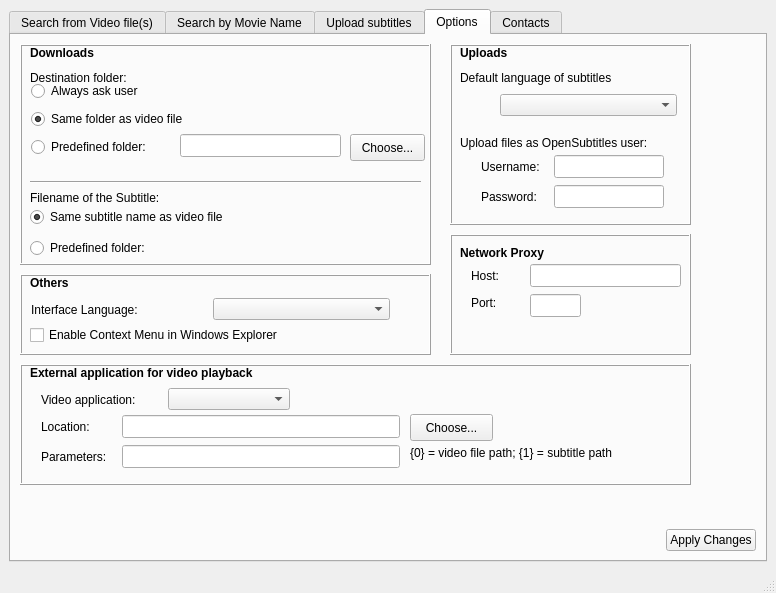
Old version of the form gui/main.ui in the repository mamboitaliano21/subdownloader.
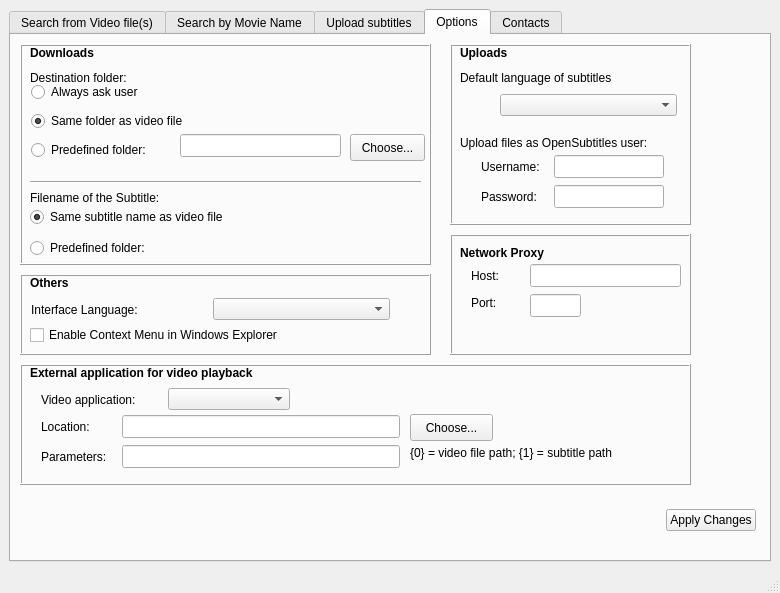
New version of the form. The open tabs and pages were chosen to show the change. Icons and pictures are not drawn. Custom widgets are drawn as their Qt base class.

Commit message: Fixed the icons for the upload buttons from the resource file.

```diff
--- a/gui/main.ui
+++ b/gui/main.ui
@@ -5,7 +5,7 @@
    <rect>
     <x>0</x>
     <y>0</y>
-    <width>776</width>
+    <width>780</width>
     <height>593</height>
    </rect>
   </property>
@@ -16,10 +16,17 @@
    <iconset>../../../.designer/backup</iconset>
   </property>
   <widget class="QWidget" name="centralwidget" >
-   <layout class="QVBoxLayout" >
+   <property name="geometry" >
+    <rect>
+     <x>0</x>
+     <y>0</y>
+     <width>780</width>
+     <height>569</height>
+    </rect>
+   </property>
+   <layout class="QVBoxLayout" name="verticalLayout" >
     <item>
-     <layout class="QVBoxLayout" />
-    </item>
+     <layout class="QVBoxLayout" >
     <item>
      <widget class="QTabWidget" name="tabs" >
       <property name="tabShape" >
@@ -729,12 +736,26 @@
        </layout>
       </widget>
       <widget class="QWidget" name="tab_5" >
+         <property name="geometry" >
+          <rect>
+           <x>0</x>
+           <y>0</y>
+           <width>756</width>
+           <height>520</height>
+          </rect>
+         </property>
        <attribute name="title" >
         <string>Options</string>
        </attribute>
-       <layout class="QVBoxLayout" >
-        <item>
          <widget class="QFrame" name="frame_6" >
+          <property name="geometry" >
+           <rect>
+            <x>9</x>
+            <y>9</y>
+            <width>731</width>
+            <height>451</height>
+           </rect>
+          </property>
           <property name="frameShape" >
            <enum>QFrame::NoFrame</enum>
           </property>
@@ -1083,13 +1104,13 @@
              <string>Destination folder:</string>
             </property>
            </widget>
-           <widget class="QWidget" name="" >
+           <widget class="QWidget" name="layoutWidget" >
             <property name="geometry" >
              <rect>
               <x>11</x>
               <y>35</y>
               <width>211</width>
-              <height>81</height>
+              <height>86</height>
              </rect>
             </property>
             <layout class="QVBoxLayout" >
@@ -1289,7 +1310,7 @@
               <rect>
                <x>10</x>
                <y>10</y>
-               <width>220</width>
+               <width>231</width>
                <height>18</height>
               </rect>
              </property>
@@ -1358,18 +1379,25 @@
            </widget>
           </widget>
          </widget>
-        </item>
-        <item>
-         <layout class="QHBoxLayout" >
+         <widget class="QWidget" name="" >
+          <property name="geometry" >
+           <rect>
+            <x>10</x>
+            <y>470</y>
+            <width>735</width>
+            <height>31</height>
+           </rect>
+          </property>
+          <layout class="QHBoxLayout" name="horizontalLayout" >
           <item>
            <spacer>
             <property name="orientation" >
              <enum>Qt::Horizontal</enum>
             </property>
-            <property name="sizeHint" >
+             <property name="sizeHint" stdset="0" >
              <size>
-              <width>40</width>
-              <height>20</height>
+               <width>620</width>
+               <height>28</height>
              </size>
             </property>
            </spacer>
@@ -1382,8 +1410,7 @@
            </widget>
           </item>
          </layout>
-        </item>
-       </layout>
+         </widget>
       </widget>
       <widget class="QWidget" name="tab_2" >
        <attribute name="title" >
@@ -1479,8 +1506,19 @@
      </widget>
     </item>
    </layout>
+    </item>
+   </layout>
   </widget>
-  <widget class="QStatusBar" name="statusbar" />
+  <widget class="QStatusBar" name="statusbar" >
+   <property name="geometry" >
+    <rect>
+     <x>0</x>
+     <y>569</y>
+     <width>780</width>
+     <height>24</height>
+    </rect>
+   </property>
+  </widget>
  </widget>
  <customwidgets>
   <customwidget>
```
Left out of the diff: 71 changed lines with no effect on the pictures. Lines whose indentation alone changed are shown as unchanged. The commit also changes 1 other file.
